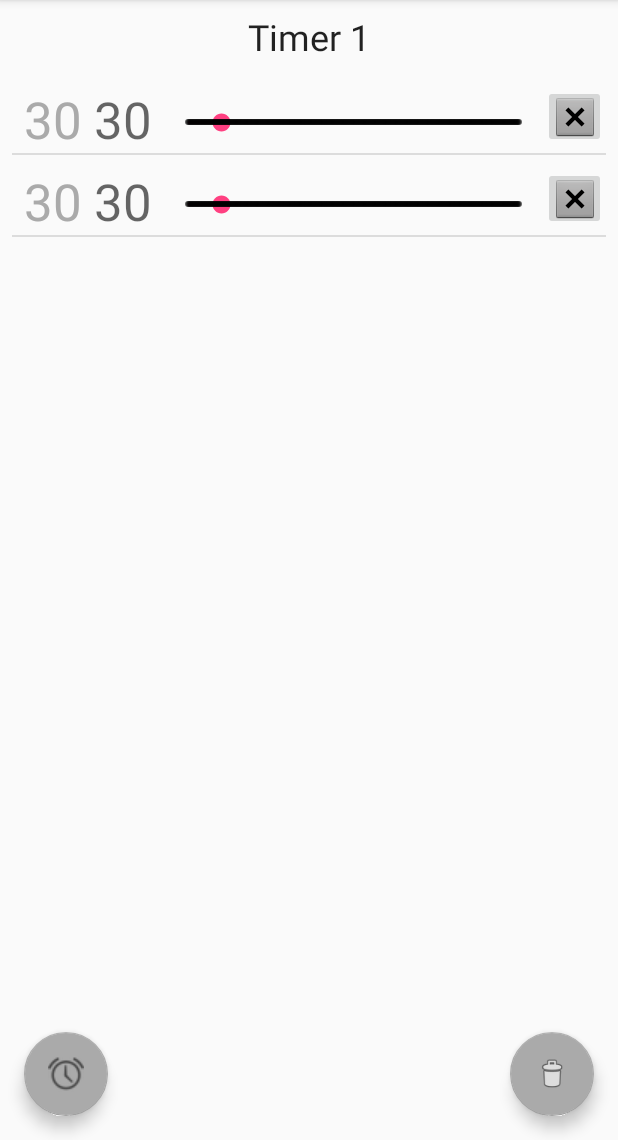
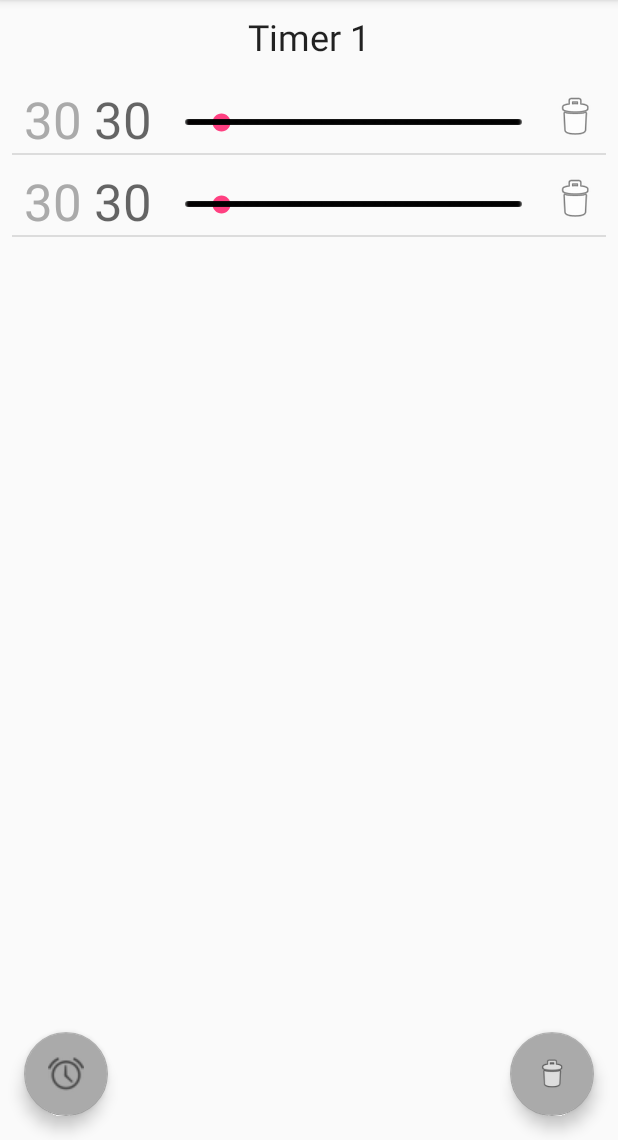
Before and after one commit to jeancharles-roger/SportTimerAndroid, an Android app: the screen it shows after launch (MainActivity), on a phone screen of 412 x 824 dp, the part 96-1236 px from its top. Run offline under Robolectric (Android 15) with nearby library versions, the light colour scheme and no system bars.

Commit message:
Adds delete duration

```diff
--- a/app/src/main/java/fr/minibilles/sporttimer/TimerFragment.kt
+++ b/app/src/main/java/fr/minibilles/sporttimer/TimerFragment.kt
@@ -8,9 +8,8 @@ import android.view.View
 import android.view.ViewGroup
 import android.widget.ArrayAdapter
 import android.widget.SeekBar
-
+import kotlinx.android.synthetic.main.duration_item.view.*
 import kotlinx.android.synthetic.main.fragment_main.view.*
-import kotlinx.android.synthetic.main.duration_item.view.*
 
 /**
  * A placeholder fragment containing a simple view.
@@ -58,6 +57,11 @@ class TimerFragment : Fragment() {
                 if (fromUser) updateDuration(position, progress, durationView)
             }
 
+            durationView.delete.setOnClickListener {
+                durations.removeAt(position)
+                notifyDataSetInvalidated()
+            }
+
             return durationView
         }
 
--- a/app/src/main/res/layout/duration_item.xml
+++ b/app/src/main/res/layout/duration_item.xml
@@ -49,9 +49,10 @@
         android:layout_width="42dp"
         android:layout_height="42dp"
         android:layout_marginTop="8dp"
+        android:background="@android:color/transparent"
+        android:contentDescription="@string/delete_duration"
         app:layout_constraintEnd_toEndOf="parent"
         app:layout_constraintStart_toEndOf="@+id/duration_seek"
         app:layout_constraintTop_toTopOf="parent"
-        app:srcCompat="@android:drawable/btn_dialog"
-        android:contentDescription="@string/delete_duration" />
+        app:srcCompat="@android:drawable/ic_menu_delete" />
 </android.support.constraint.ConstraintLayout>
```
